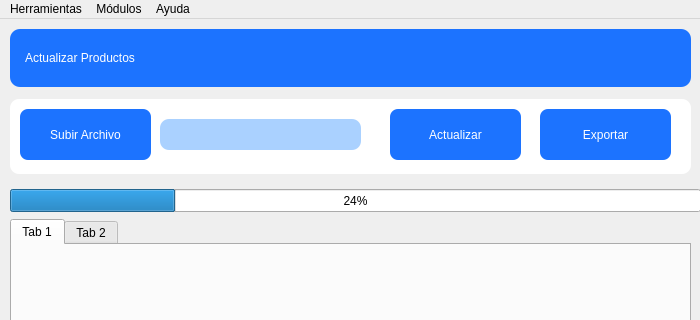
SamSami25/PyWoo, file app/actualizar_productos/ui/view_actualizar_productos.ui: the form before one commit; both pictures show x 0 to 700 and y 0 to 320 of the 700 by 479 pixel window.
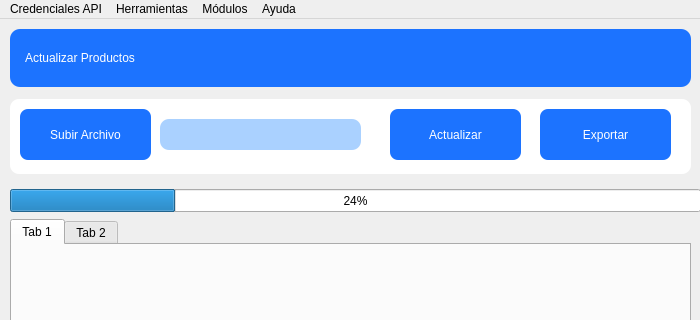
The form after the commit.

What changed in the file:
```diff
--- a/app/actualizar_productos/ui/view_actualizar_productos.ui
+++ b/app/actualizar_productos/ui/view_actualizar_productos.ui
@@ -276,6 +276,12 @@
     </property>
     <addaction name="actionAcerca_de"/>
    </widget>
+   <widget class="QMenu" name="menuCredenciales_API">
+    <property name="title">
+     <string>Credenciales API</string>
+    </property>
+   </widget>
+   <addaction name="menuCredenciales_API"/>
    <addaction name="menuHerramientas"/>
    <addaction name="menuM_dulos"/>
    <addaction name="menuAyuda"/>
```
